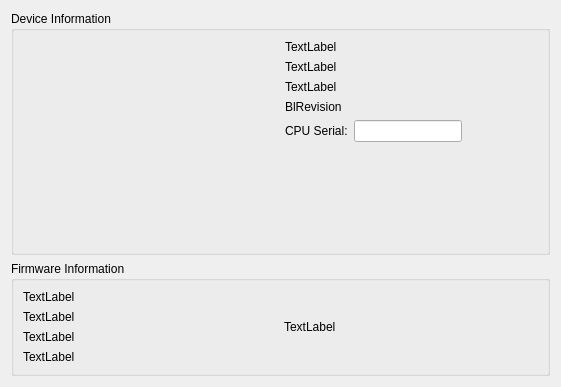
The window that ground/openpilotgcs/src/plugins/uploader/runningdevicewidget.ui (openpilot/OpenPilot) describes before a commit, drawn with Qt 5.
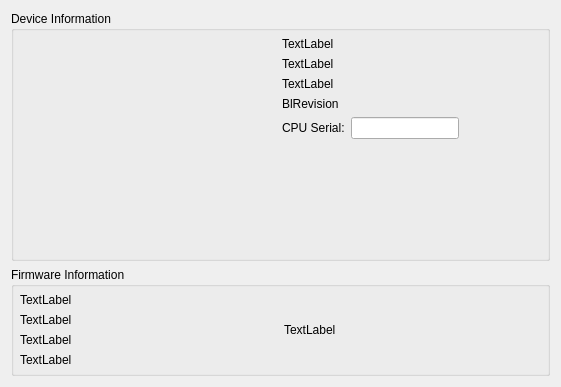
The same window after the commit.

Commit message: OP-1628 Forms cleanup.

The edit to the form file:
```diff
--- a/ground/openpilotgcs/src/plugins/uploader/runningdevicewidget.ui
+++ b/ground/openpilotgcs/src/plugins/uploader/runningdevicewidget.ui
@@ -20,6 +20,18 @@
       <string>Device Information</string>
      </property>
      <layout class="QHBoxLayout" name="horizontalLayout_2">
+      <property name="leftMargin">
+       <number>6</number>
+      </property>
+      <property name="topMargin">
+       <number>6</number>
+      </property>
+      <property name="rightMargin">
+       <number>6</number>
+      </property>
+      <property name="bottomMargin">
+       <number>6</number>
+      </property>
       <item>
        <widget class="QGraphicsView" name="devicePicture">
         <property name="minimumSize">
@@ -175,6 +187,18 @@
       <string>Firmware Information</string>
      </property>
      <layout class="QHBoxLayout" name="_2">
+      <property name="leftMargin">
+       <number>6</number>
+      </property>
+      <property name="topMargin">
+       <number>6</number>
+      </property>
+      <property name="rightMargin">
+       <number>6</number>
+      </property>
+      <property name="bottomMargin">
+       <number>6</number>
+      </property>
       <item>
        <layout class="QVBoxLayout" name="verticalLayout_3">
         <item>
```
The commit also changes 2 other files.
